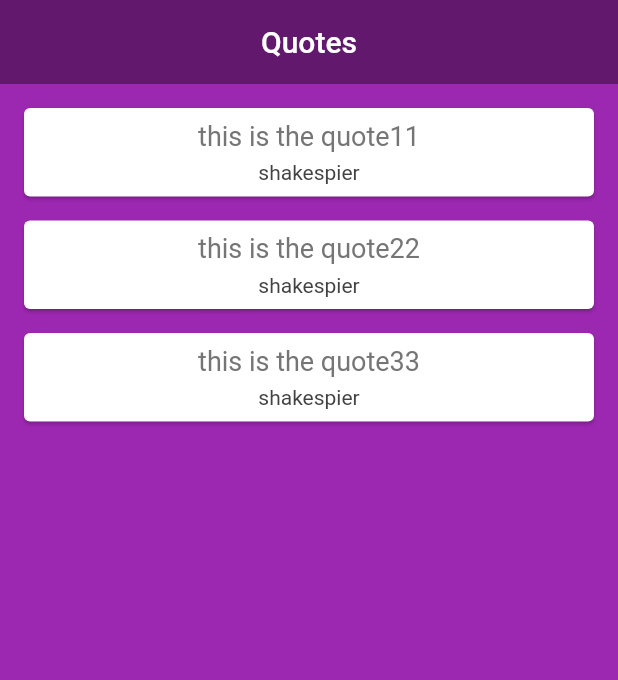
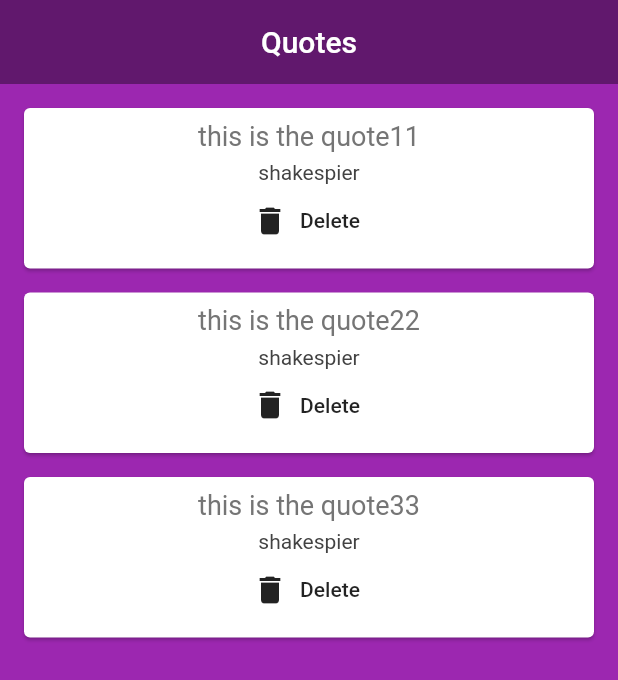
Before and after one commit to kasunkavinda/flutter_data_list, a Flutter app: the screen it shows after launch, on a phone screen of 412 x 824 dp. Shown: the top 680 px of the screen. Run offline on Flutter 3.47's test engine with Material 2 defaults, Android fonts, the phone set to English and light mode, and no system bars.

Commit message:
removing function

```diff
--- a/lib/main.dart
+++ b/lib/main.dart
@@ -29,7 +29,15 @@ class _HomeState extends State<Home> {
           elevation: 0,
         ),
         body: Column(
-          children: quotes.map((quote) => QuoteCard(quote: quote)).toList(),
+          children: quotes
+              .map((quote) => QuoteCard(
+                  quote: quote,
+                  delete: () {
+                    setState(() {
+                      quotes.remove(quote);
+                    });
+                  }))
+              .toList(),
         ));
   }
 }
--- a/lib/quote_card.dart
+++ b/lib/quote_card.dart
@@ -3,7 +3,8 @@ import 'quote.dart';
 
 class QuoteCard extends StatelessWidget {
   final Quote quote;
-  QuoteCard({this.quote});
+  final Function delete;
+  QuoteCard({this.quote, this.delete});
   @override
   Widget build(BuildContext context) {
     return Card(
@@ -21,7 +22,11 @@ class QuoteCard extends StatelessWidget {
               Center(
                 child: Text(quote.author,
                     style: TextStyle(fontSize: 14, color: Colors.grey[800])),
-              )
+              ),
+              FlatButton.icon(
+                  onPressed: delete,
+                  label: Text('Delete'),
+                  icon: Icon(Icons.delete))
             ],
           ),
         ));
```
